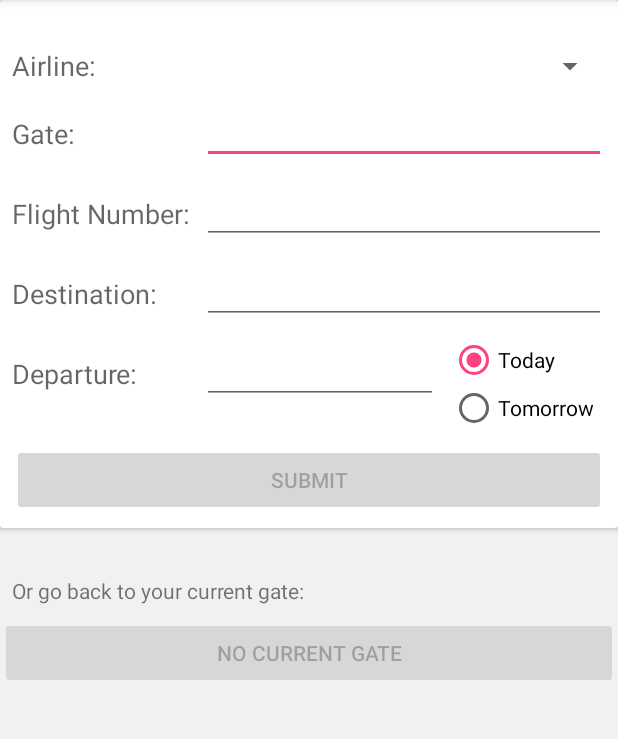
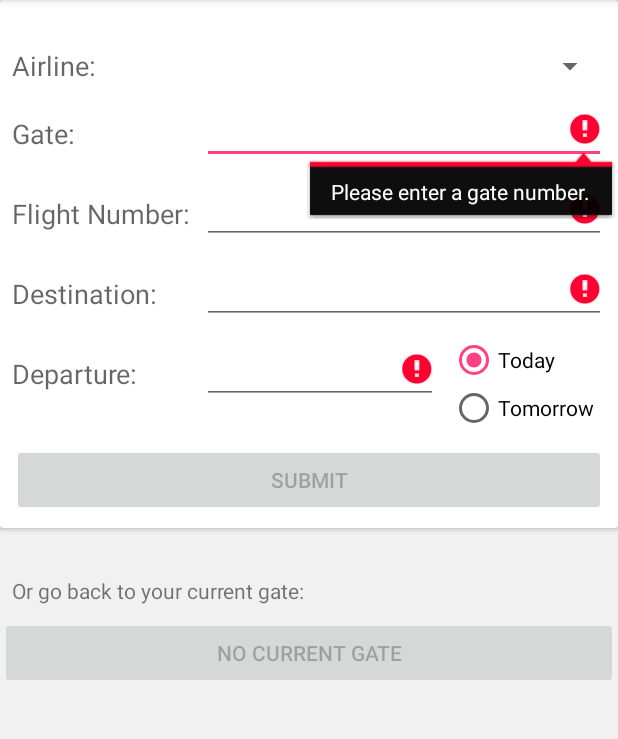
Before and after one commit to GoshnaAccessibility/GoshnaAirlines, an Android app: the screen it shows after launch (SetupActivity), after a tap on "SUBMIT", on a phone screen of 412 x 824 dp, the part 84-823 px from its top. Run offline under Robolectric (Android 15) with nearby library versions, the phone set to English and light mode, and no system bars; libraries missing offline, so code that uses them is left out: retrofit.client; 6 statements that could not run were skipped.

Commit message:
add input validation

```diff
--- a/app/src/main/java/com/example/wquist/goshnaairlines/MessageActivity.java
+++ b/app/src/main/java/com/example/wquist/goshnaairlines/MessageActivity.java
@@ -11,6 +11,7 @@ import android.support.v7.widget.Toolbar;
 import android.view.View;
 import android.widget.Button;
 import android.widget.EditText;
+import android.widget.Toast;
 
 import retrofit.Callback;
 import retrofit.RetrofitError;
@@ -39,6 +40,7 @@ public class MessageActivity extends AppCompatActivity {
 
         @Override
         public void failure(RetrofitError error) {
+            Toast.makeText(mContext, R.string.bad_message, Toast.LENGTH_LONG);
             mSubmit.setEnabled(true);
         }
     };
--- a/app/src/main/java/com/example/wquist/goshnaairlines/SetupActivity.java
+++ b/app/src/main/java/com/example/wquist/goshnaairlines/SetupActivity.java
@@ -19,6 +19,7 @@ import android.widget.Button;
 import android.widget.EditText;
 import android.widget.RadioButton;
 import android.widget.Spinner;
+import android.widget.Toast;
 
 import retrofit.Callback;
 import retrofit.RetrofitError;
@@ -65,7 +66,7 @@ public class SetupActivity extends AppCompatActivity {
 
         @Override
         public void failure(RetrofitError error) {
-            //
+            Toast.makeText(mContext, R.string.bad_flight, Toast.LENGTH_LONG);
         }
     };
 
@@ -128,14 +129,25 @@ public class SetupActivity extends AppCompatActivity {
 
     public void submit(View v) {
         Airline a = mAirlineChoices.get(mAirline.getSelectedItemPosition());
+
         String g = mGate.getText().toString();
+        if (g.trim().equalsIgnoreCase("")) {
+            String err = mContext.getResources().getString(R.string.empty_gate);
+            mGate.setError(err);
+        }
+
         String d = mDestination.getText().toString();
+        if (d.trim().equalsIgnoreCase("")) {
+            String err = mContext.getResources().getString(R.string.empty_dest);
+            mDestination.setError(err);
+        }
 
         int n = 0;
         try {
             n = Integer.parseInt(mFlightNumber.getText().toString());
         } catch (Exception e) {
-            //
+            String err = mContext.getResources().getString(R.string.empty_flight);
+            mFlightNumber.setError(err);
         }
 
         int t = 0;
@@ -158,7 +170,8 @@ public class SetupActivity extends AppCompatActivity {
 
             t = (int)(then.getTime().getTime() / 1000L);
         } catch (Exception e) {
-            //
+            String err = mContext.getResources().getString(R.string.empty_date);
+            mDeparture.setError(err);
         }
 
         mFlight = new Flight(a.id, d, n, g, t);
--- a/app/src/main/res/values/strings.xml
+++ b/app/src/main/res/values/strings.xml
@@ -2,8 +2,12 @@
     <string name="app_name">GoshnaAirlines</string>
     <string name="action_settings">Settings</string>
 
-    <string name="title_activity_setup">SetupActivity</string>
-    <string name="title_activity_message">MessageActivity</string>
+    <string name="title_activity_setup">Input Flight Info</string>
+    <string name="title_activity_message">Create an Announcement</string>
+
+    <string name="preferences">goshnaairlinesprefs</string>
+    <string name="preferences_gate">gate</string>
+    <string name="preferences_flight_id">flight_id</string>
 
     <string name="submit">SUBMIT</string>
 
@@ -22,7 +26,10 @@
     <string name="speak">SPEAK</string>
     <string name="clear">CLEAR</string>
 
-    <string name="preferences">goshnaairlinesprefs</string>
-    <string name="preferences_gate">gate</string>
-    <string name="preferences_flight_id">flight_id</string>
+    <string name="empty_gate">Please enter a gate number.</string>
+    <string name="empty_dest">Please enter an airport acronym.</string>
+    <string name="empty_flight">Please enter a valid flight number (only numbers).</string>
+    <string name="empty_date">Please enter a valid time.</string>
+    <string name="bad_flight">Could not create flight.</string>
+    <string name="bad_message">Could not post announcement to server.</string>
 </resources>
```
